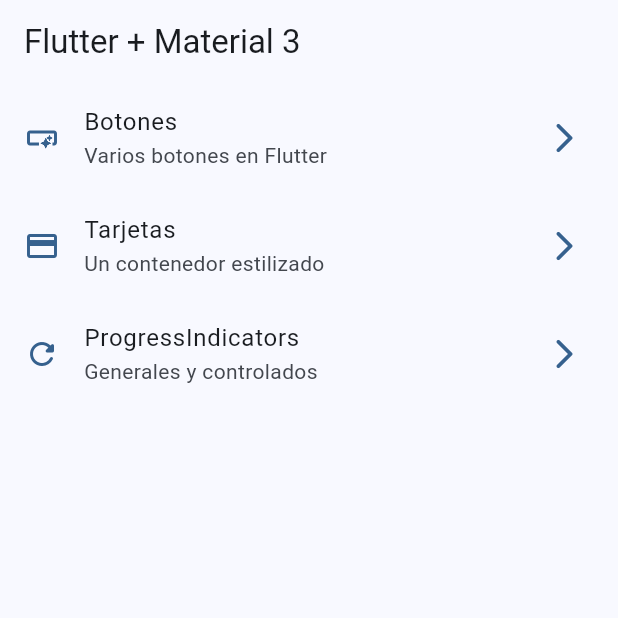
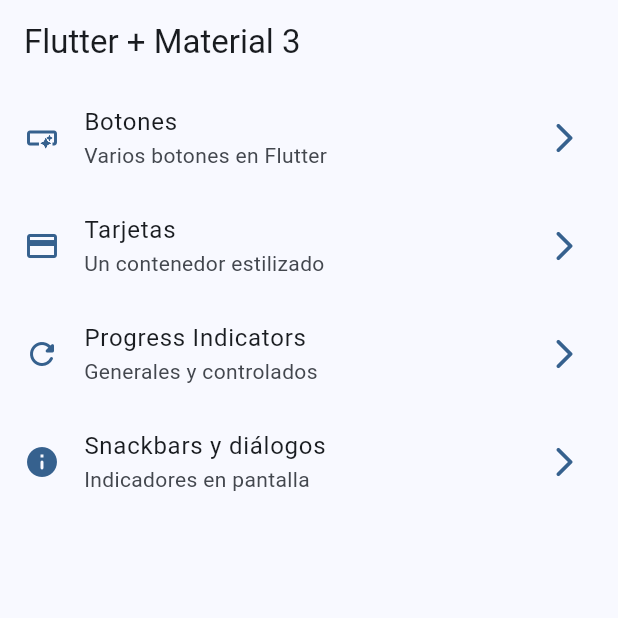
Before and after one commit to anagabriela9/widgets_app, a Flutter app: the screen it shows after launch, on a phone screen of 412 x 824 dp, the top half of it. Run offline on Flutter 3.47's test engine with Material 3 defaults, Android fonts, the phone set to English and light mode, and no system bars; our stand-ins replace go_router.

Commit message:
snackbars dialogs terminado

```diff
--- a/lib/config/menu/menu_items.dart
+++ b/lib/config/menu/menu_items.dart
@@ -37,10 +37,17 @@ const appMenuItems = <MenuItem>[
   ),
 
   MenuItem(
-    title: 'ProgressIndicators',
+    title: 'Progress Indicators',
     subTitle: 'Generales y controlados',
     link: '/progress',
     icon: Icons.refresh_rounded
   ),
 
+  MenuItem(
+    title: 'Snackbars y diálogos',
+    subTitle: 'Indicadores en pantalla',
+    link: '/snackbars',
+    icon: Icons.info_rounded
+  ),
+
 ];
--- a/lib/config/router/app_router.dart
+++ b/lib/config/router/app_router.dart
@@ -30,5 +30,13 @@ final appRouter = GoRouter(
       builder: (context, state) => const ProgressScreen(),
     ),
 
+    GoRoute(
+      path: '/snackbars',
+      name: SnackbarScreen.name,
+      builder: (context, state) => const SnackbarScreen(),
+    ),
+
+
+
   ],
 );
--- a/lib/main.dart
+++ b/lib/main.dart
@@ -13,6 +13,7 @@ class MainApp extends StatelessWidget {
   @override
   Widget build(BuildContext context) {
     return MaterialApp.router(
+      title: 'Flutter Widgets',
       routerConfig: appRouter,
       debugShowCheckedModeBanner: false,
       theme: AppTheme( selectedColor: 0).getTheme(),
--- a/lib/presentation/screens/screens.dart
+++ b/lib/presentation/screens/screens.dart
@@ -9,5 +9,5 @@ export 'package:widgets_app/presentation/screens/cards/cards_screen.dart';
 export 'package:widgets_app/presentation/screens/home/home_screen.dart';
 export 'package:widgets_app/presentation/screens/infinite_scroll/infinite_scroll_screen.dart';
 export 'package:widgets_app/presentation/screens/progress/progress_screen.dart';
-export 'package:widgets_app/presentation/screens/snackbar/snackbar_screen.dart';
+export 'package:widgets_app/presentation/screens/snackbars/snackbar_screen.dart';
 export 'package:widgets_app/presentation/screens/ui_controls/ui_controls_screen.dart';
```
Also changed, not shown: lib/presentation/screens/snackbar/snackbar_screen.dart (deleted, +0 -13 lines), lib/presentation/screens/snackbars/snackbar_screen.dart (added, +78 -0 lines).
